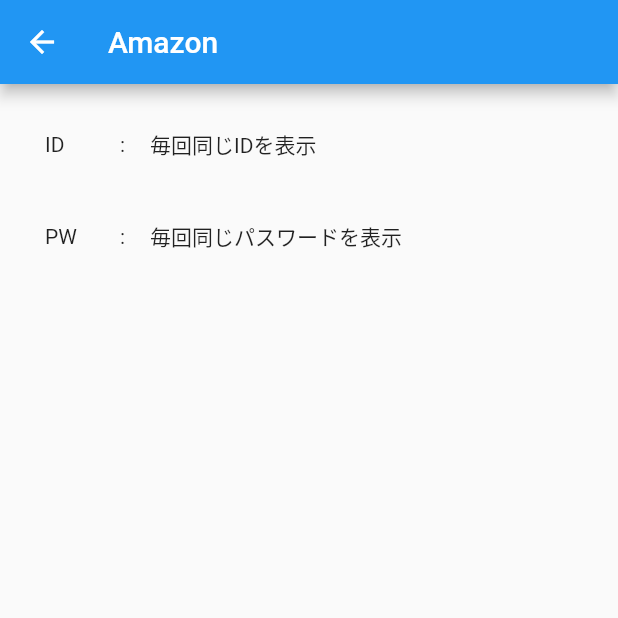
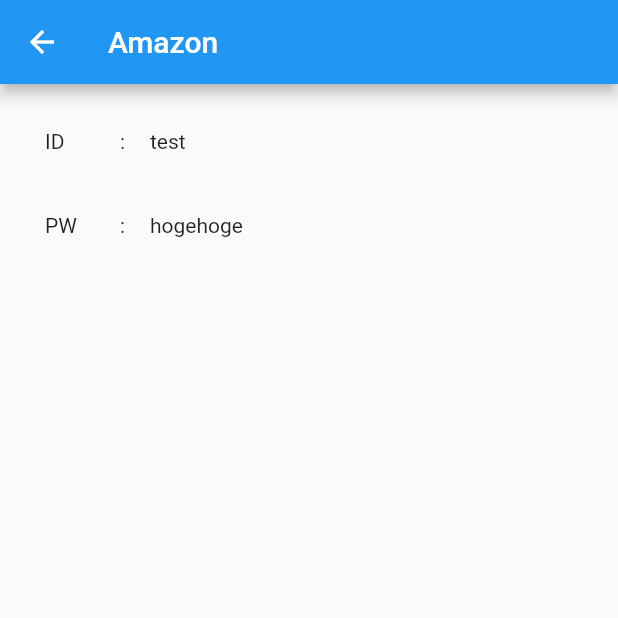
Before and after one commit to nftug/HelloFlutter, a Flutter app: the screen it shows after launch, after a tap on the "add" icon, after a tap on "Amazon", on a phone screen of 412 x 824 dp, the top half of it. Run offline on Flutter 3.47's test engine with Material 2 defaults, Android fonts, the phone set to English and light mode, and no system bars.

Commit message:
PasswordRepositoryを実装

```diff
--- a/lib/main.dart
+++ b/lib/main.dart
@@ -1,5 +1,6 @@
 import 'package:flutter/material.dart';
 
+import 'password_repository.dart';
 import 'next_page.dart';
 
 void main() {
@@ -11,32 +12,41 @@ class MyApp extends StatelessWidget {
 
   @override
   Widget build(BuildContext context) {
+    var repository = PasswordRepository();
+
     return MaterialApp(
       title: 'Flutter Demo',
       theme: ThemeData(
         primarySwatch: Colors.blue,
       ),
-      home: const MyHomePage(title: 'パスワードポスト'),
+      home: MyHomePage(title: 'パスワードポスト', repository: repository),
     );
   }
 }
 
 class MyHomePage extends StatefulWidget {
-  const MyHomePage({Key? key, required this.title}) : super(key: key);
+  const MyHomePage({Key? key, required this.title, required this.repository})
+      : super(key: key);
 
   final String title;
+  final PasswordRepository repository;
 
   @override
   State<MyHomePage> createState() => _MyHomePageState();
 }
 
 class _MyHomePageState extends State<MyHomePage> {
-  int _counter = 0;
-  var titleList = ['Amazon', '楽天', 'Yahoo!'];
+  void onTapList(int id) {
+    Navigator.push(
+        context,
+        MaterialPageRoute(
+            builder: (context) =>
+                NextPage(repository: widget.repository, id: id)));
+  }
 
-  void _incrementCounter() {
+  void onPressAddButton() {
     setState(() {
-      _counter++;
+      widget.repository.add("Google", "test4", "hogefuga");
     });
   }
 
@@ -47,32 +57,22 @@ class _MyHomePageState extends State<MyHomePage> {
         title: Text(widget.title),
       ),
       body: ListView.builder(
-          itemCount: titleList.length,
+          itemCount: widget.repository.length,
           itemBuilder: (BuildContext context, int i) {
             return Column(
               children: [
                 ListTile(
-                  onTap: () {
-                    Navigator.push(
-                        context,
-                        MaterialPageRoute(
-                            builder: (context) => NextPage(titleList[i])));
-                  },
-                  leading: Icon(Icons.vpn_key),
-                  title: Text(titleList[i]),
+                  onTap: () => onTapList(i),
+                  leading: const Icon(Icons.vpn_key),
+                  title: Text(widget.repository.getSiteName(i)),
                 ),
-                Divider()
+                const Divider()
               ],
             );
           }),
       floatingActionButton: FloatingActionButton(
-        onPressed: () {
-          setState(() {
-            titleList.add('Google');
-          });
-          print(titleList);
-        },
-        tooltip: 'Increment',
+        onPressed: onPressAddButton,
+        tooltip: 'サイトを追加',
         child: const Icon(Icons.add),
       ),
     );
--- a/lib/next_page.dart
+++ b/lib/next_page.dart
@@ -1,9 +1,19 @@
 import 'package:flutter/material.dart';
+import 'password_repository.dart';
 
 class NextPage extends StatefulWidget {
-  final String title;
+  final PasswordRepository repository;
+  final int id;
 
-  NextPage(this.title);
+  String _siteName = "";
+  String _userId = "";
+  String _password = "";
+
+  NextPage({required this.repository, required this.id}) {
+    _siteName = repository.getSiteName(id);
+    _userId = repository.getUserId(id);
+    _password = repository.getPassword(id);
+  }
 
   @override
   State<NextPage> createState() => _State();
@@ -13,7 +23,7 @@ class _State extends State<NextPage> {
   @override
   Widget build(BuildContext context) {
     return Scaffold(
-        appBar: AppBar(title: Text(widget.title)),
+        appBar: AppBar(title: Text(widget._siteName)),
         body: Padding(
           padding: const EdgeInsets.all(30.0),
           child: Column(
@@ -21,17 +31,17 @@ class _State extends State<NextPage> {
             children: [
               Row(
                 children: [
-                  Container(width: 50, child: Text('ID')),
-                  Container(width: 20, child: Text(':')),
-                  Text('毎回同じIDを表示')
+                  Container(width: 50, child: const Text('ID')),
+                  Container(width: 20, child: const Text(':')),
+                  Text(widget._userId)
                 ],
               ),
-              Padding(padding: EdgeInsets.all(20)),
+              const Padding(padding: EdgeInsets.all(20)),
               Row(
                 children: [
-                  Container(width: 50, child: Text('PW')),
-                  Container(width: 20, child: Text(':')),
-                  Text('毎回同じパスワードを表示')
+                  Container(width: 50, child: const Text('PW')),
+                  Container(width: 20, child: const Text(':')),
+                  Text(widget._password)
                 ],
               )
             ],
--- /dev/null
+++ b/lib/password_repository.dart
@@ -0,0 +1,18 @@
+class PasswordRepository {
+  final _siteList = ['Amazon', '楽天', 'Yahoo!'];
+  final _userIdList = ['test', 'test2', 'test3'];
+  final _passwordList = ['hogehoge', 'fugafuga', 'piyopiyo'];
+
+  String getSiteName(id) => _siteList[id];
+  String getUserId(id) => _userIdList[id];
+  String getPassword(id) => _passwordList[id];
+  int get length => _siteList.length;
+
+  PasswordRepository();
+
+  void add(String siteName, String userId, String password) {
+    _siteList.add(siteName);
+    _userIdList.add(userId);
+    _passwordList.add(password);
+  }
+}
```
Also changed, not shown: pubspec.lock, 1 other file.
